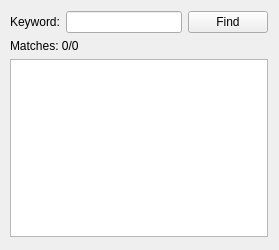
Qt form textmatcher.ui (orkhan-muradov-dev/qt-text-matcher) before a commit.
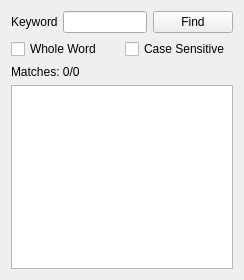
The same form after that commit.

Commit message: feat(search): add regex-based search with whole-word and case-sensitive options

Patch:
```diff
--- a/textmatcher.ui
+++ b/textmatcher.ui
@@ -6,23 +6,16 @@
    <rect>
     <x>0</x>
     <y>0</y>
-    <width>279</width>
-    <height>250</height>
+    <width>244</width>
+    <height>280</height>
    </rect>
   </property>
   <property name="windowTitle">
    <string>TextMatcher</string>
   </property>
-  <widget class="QWidget" name="layoutWidget">
-   <property name="geometry">
-    <rect>
-     <x>10</x>
-     <y>11</y>
-     <width>258</width>
-     <height>226</height>
-    </rect>
-   </property>
-   <layout class="QVBoxLayout" name="verticalLayout_2">
+  <layout class="QGridLayout" name="gridLayout">
+   <item row="0" column="0">
+    <layout class="QVBoxLayout" name="verticalLayout">
     <item>
      <layout class="QHBoxLayout" name="horizontalLayout">
       <item>
@@ -50,18 +43,50 @@
       </item>
      </layout>
     </item>
+     <item>
+      <layout class="QHBoxLayout" name="horizontalLayout_2">
+       <item>
+        <widget class="QCheckBox" name="wholeWordCheckbox">
+         <property name="text">
+          <string>Whole Word</string>
+         </property>
+        </widget>
+       </item>
+       <item>
+        <widget class="QCheckBox" name="caseSensitiveCheckbox">
+         <property name="text">
+          <string>Case Sensitive</string>
+         </property>
+        </widget>
+       </item>
+      </layout>
+     </item>
     <item>
      <widget class="QLabel" name="statusLabel">
+       <property name="maximumSize">
+        <size>
+         <width>85</width>
+         <height>16777215</height>
+        </size>
+       </property>
       <property name="text">
        <string>Matches: 0/0</string>
       </property>
      </widget>
     </item>
     <item>
-     <widget class="QTextEdit" name="textEdit"/>
-    </item>
-   </layout>
-  </widget>
+      <widget class="QTextEdit" name="textEdit">
+       <property name="minimumSize">
+        <size>
+         <width>150</width>
+         <height>150</height>
+        </size>
+       </property>
+      </widget>
+     </item>
+    </layout>
+   </item>
+  </layout>
  </widget>
  <resources/>
  <connections/>
```
Lines whose indentation alone changed are shown as unchanged. The commit also changes 2 other files.
